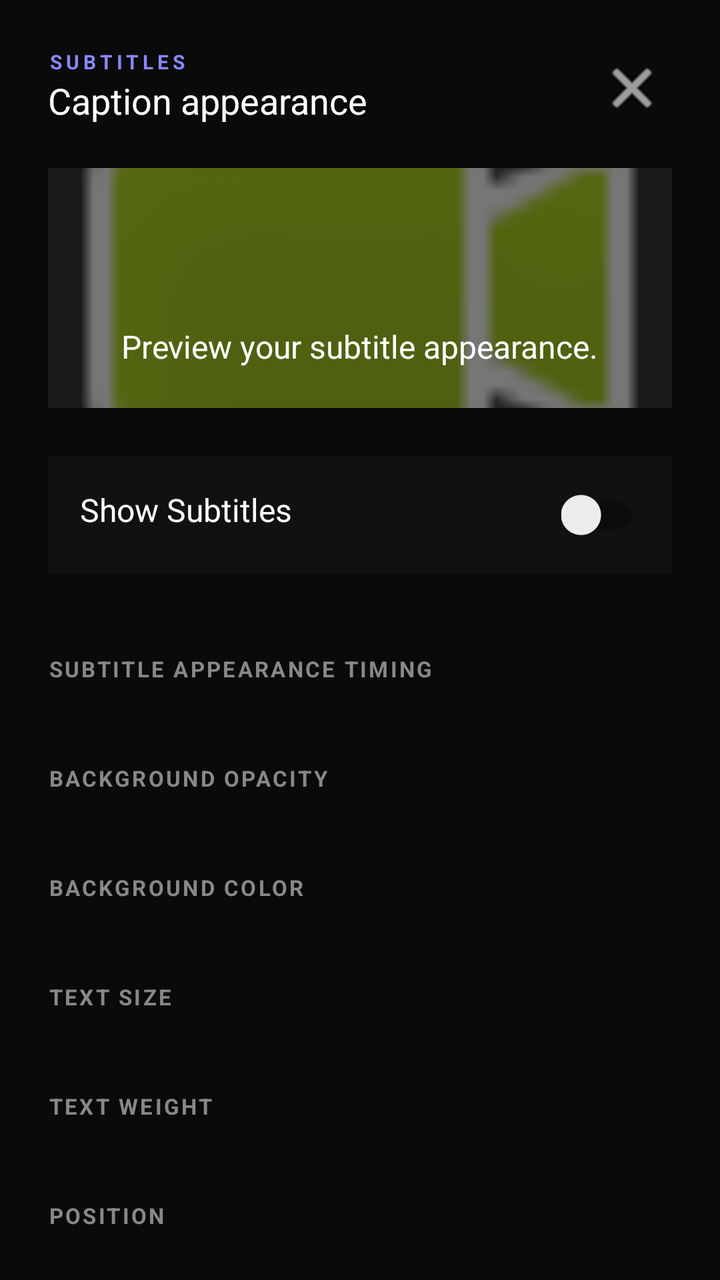
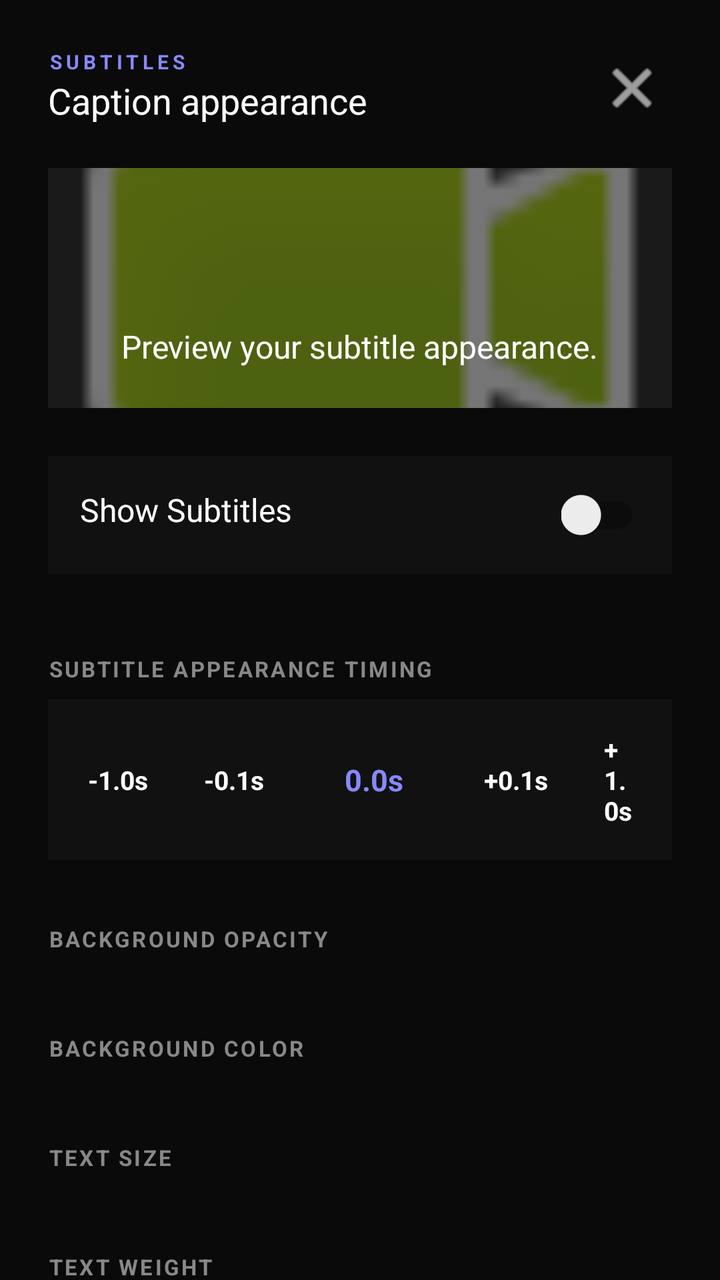

The first picture is an Android layout as it rendered before a commit; the second is the same layout after the commit. The layout source and the unified diff follow.
<!-- AndroidManifest.xml: application theme AppTheme.NoActionBar -->
<!-- res/layout/layout_caption_customization.xml -->
<?xml version="1.0" encoding="utf-8"?>
<androidx.core.widget.NestedScrollView xmlns:android="http://schemas.android.com/apk/res/android"
    xmlns:app="http://schemas.android.com/apk/res-auto"
    android:layout_width="match_parent"
    android:layout_height="match_parent"
    android:background="#0A0A0A">

    <LinearLayout
        android:layout_width="match_parent"
        android:layout_height="wrap_content"
        android:orientation="vertical"
        android:padding="24dp">

        <RelativeLayout
            android:layout_width="match_parent"
            android:layout_height="wrap_content"
            android:layout_marginBottom="20dp">
            <TextView
                android:layout_width="wrap_content"
                android:layout_height="wrap_content"
                android:text="SUBTITLES"
                android:textColor="#8888FF"
                android:textSize="10sp"
                android:textStyle="bold"
                android:letterSpacing="0.2" />
            <TextView
                android:layout_width="wrap_content"
                android:layout_height="wrap_content"
                android:text="Caption appearance"
                android:textColor="@android:color/white"
                android:textSize="18sp"
                android:layout_marginTop="14dp" />
            <ImageButton
                android:id="@+id/btn_close_captions"
                android:layout_width="40dp"
                android:layout_height="40dp"
                android:layout_alignParentEnd="true"
                android:background="?attr/selectableItemBackgroundBorderless"
                android:src="@android:drawable/ic_menu_close_clear_cancel"
                app:tint="@android:color/white" />
        </RelativeLayout>

        
        <FrameLayout
            android:id="@+id/preview_container"
            android:layout_width="match_parent"
            android:layout_height="120dp"
            android:background="#1A1A1A"
            android:layout_marginBottom="24dp">
            <ImageView
                android:layout_width="match_parent"
                android:layout_height="match_parent"
                android:scaleType="centerCrop"
                android:alpha="0.4"
                android:src="@android:drawable/presence_video_online" />

            <TextView
                android:id="@+id/caption_preview"
                android:layout_width="wrap_content"
                android:layout_height="wrap_content"
                android:layout_gravity="bottom|center_horizontal"
                android:layout_marginBottom="16dp"
                android:text="Preview your subtitle appearance."
                android:textColor="@android:color/white"
                android:padding="4dp"
                android:textSize="16sp"
                android:fontFamily="sans-serif"
                android:textStyle="normal"
                android:visibility="visible" />
        </FrameLayout>

        
        <RelativeLayout
            android:layout_width="match_parent"
            android:layout_height="wrap_content"
            android:layout_marginBottom="24dp"
            android:background="#111111"
            android:padding="16dp">
            <TextView
                android:layout_width="wrap_content"
                android:layout_height="wrap_content"
                android:text="Show Subtitles"
                android:textColor="@android:color/white"
                android:textSize="16sp" />
            <androidx.appcompat.widget.SwitchCompat
                android:id="@+id/switch_subtitles"
                android:layout_width="wrap_content"
                android:layout_height="wrap_content"
                android:layout_alignParentEnd="true" />
        </RelativeLayout>

        
        <TextView android:id="@+id/label_caption_track" style="@style/CaptionSettingLabel" android:text="SUBTITLE TRACK" android:visibility="gone" />
        <HorizontalScrollView android:id="@+id/scroll_caption_track" style="@style/CaptionScroll" android:visibility="gone">
            <LinearLayout android:id="@+id/group_caption_track" style="@style/CaptionGroup" />
        </HorizontalScrollView>

        
        <TextView style="@style/CaptionSettingLabel" android:text="SUBTITLE APPEARANCE TIMING" />
        <HorizontalScrollView style="@style/CaptionScroll">
            <LinearLayout android:id="@+id/group_sub_timing" style="@style/CaptionGroup" />
        </HorizontalScrollView>

        
        <TextView style="@style/CaptionSettingLabel" android:text="BACKGROUND OPACITY" />
        <HorizontalScrollView style="@style/CaptionScroll">
            <LinearLayout android:id="@+id/group_bg_opacity" style="@style/CaptionGroup" />
        </HorizontalScrollView>

        
        <TextView style="@style/CaptionSettingLabel" android:text="BACKGROUND COLOR" />
        <HorizontalScrollView style="@style/CaptionScroll">
            <LinearLayout android:id="@+id/group_bg_color" style="@style/CaptionGroup" />
        </HorizontalScrollView>

        
        <TextView style="@style/CaptionSettingLabel" android:text="TEXT SIZE" />
        <HorizontalScrollView style="@style/CaptionScroll">
            <LinearLayout android:id="@+id/group_text_size" style="@style/CaptionGroup" />
        </HorizontalScrollView>

        
        <TextView style="@style/CaptionSettingLabel" android:text="TEXT WEIGHT" />
        <HorizontalScrollView style="@style/CaptionScroll">
            <LinearLayout android:id="@+id/group_text_weight" style="@style/CaptionGroup" />
        </HorizontalScrollView>

        
        <TextView style="@style/CaptionSettingLabel" android:text="POSITION" />
        <HorizontalScrollView style="@style/CaptionScroll">
            <LinearLayout android:id="@+id/group_position" style="@style/CaptionGroup" />
        </HorizontalScrollView>

        
        <TextView style="@style/CaptionSettingLabel" android:text="BOTTOM MARGIN" />
        <HorizontalScrollView style="@style/CaptionScroll">
            <LinearLayout android:id="@+id/group_margin" style="@style/CaptionGroup" />
        </HorizontalScrollView>

        
        <TextView style="@style/CaptionSettingLabel" android:text="TEXT COLOR" />
        <HorizontalScrollView style="@style/CaptionScroll">
            <LinearLayout android:id="@+id/group_text_color" style="@style/CaptionGroup" />
        </HorizontalScrollView>

        
        <TextView style="@style/CaptionSettingLabel" android:text="EDGE STYLE" />
        <HorizontalScrollView style="@style/CaptionScroll">
            <LinearLayout android:id="@+id/group_edge_style" style="@style/CaptionGroup" />
        </HorizontalScrollView>

        <TextView
            android:layout_width="wrap_content"
            android:layout_height="wrap_content"
            android:text="This server renders its own subtitles, so it may ignore some of these."
            android:textColor="#666666"
            android:textSize="12sp"
            android:layout_marginTop="16dp" />

        <RelativeLayout
            android:layout_width="match_parent"
            android:layout_height="wrap_content"
            android:layout_marginTop="32dp"
            android:layout_marginBottom="40dp">
            <TextView
                android:id="@+id/btn_reset_captions"
                android:layout_width="wrap_content"
                android:layout_height="wrap_content"
                android:text="Reset"
                android:textColor="#FF4444"
                android:textStyle="bold"
                android:clickable="true"
                android:focusable="true" />
            <TextView
                android:id="@+id/btn_final_close_captions"
                android:layout_width="wrap_content"
                android:layout_height="wrap_content"
                android:layout_alignParentEnd="true"
                android:text="Close"
                android:textColor="#888888"
                android:textStyle="bold"
                android:clickable="true"
                android:focusable="true" />
        </RelativeLayout>

    </LinearLayout>
</androidx.core.widget.NestedScrollView>
<!-- resources referenced by this layout -->
<resources>
  <style name="CaptionGroup">
          <item name="android:layout_width">wrap_content</item>
          <item name="android:layout_height">wrap_content</item>
          <item name="android:orientation">horizontal</item>
          <item name="android:gravity">center_vertical</item>
      </style>
  <style name="CaptionScroll">
          <item name="android:layout_width">match_parent</item>
          <item name="android:layout_height">wrap_content</item>
          <item name="android:scrollbars">none</item>
          <item name="android:layout_marginBottom">16dp</item>
      </style>
  <style name="CaptionSettingLabel">
          <item name="android:layout_width">wrap_content</item>
          <item name="android:layout_height">wrap_content</item>
          <item name="android:textColor">#888888</item>
          <item name="android:textSize">11sp</item>
          <item name="android:textStyle">bold</item>
          <item name="android:letterSpacing">0.1</item>
          <item name="android:layout_marginTop">16dp</item>
          <item name="android:layout_marginBottom">8dp</item>
          <item name="android:textAllCaps">true</item>
      </style>
  <style name="AppTheme.NoActionBar" parent="Theme.AppCompat.DayNight.NoActionBar">
          <item name="windowActionBar">false</item>
          <item name="windowNoTitle">true</item>
          <item name="android:windowBackground">#020005</item>
      </style>
</resources>

<!-- the commit's change to res/layout/layout_caption_customization.xml (unified diff, before → after) -->
@@ -97,9 +97,86 @@
 
         
         <TextView style="@style/CaptionSettingLabel" android:text="SUBTITLE APPEARANCE TIMING" />
-        <HorizontalScrollView style="@style/CaptionScroll">
-            <LinearLayout android:id="@+id/group_sub_timing" style="@style/CaptionGroup" />
-        </HorizontalScrollView>
+        <LinearLayout
+            android:layout_width="match_parent"
+            android:layout_height="wrap_content"
+            android:orientation="horizontal"
+            android:gravity="center"
+            android:padding="8dp"
+            android:layout_marginBottom="16dp"
+            android:background="#111111"
+            android:paddingVertical="12dp"
+            android:paddingHorizontal="12dp">
+
+            <TextView
+                android:id="@+id/btn_sub_minus_1"
+                android:layout_width="wrap_content"
+                android:layout_height="wrap_content"
+                android:text="-1.0s"
+                android:textColor="#FFFFFF"
+                android:textSize="13sp"
+                android:textStyle="bold"
+                android:paddingHorizontal="12dp"
+                android:paddingVertical="8dp"
+                android:clickable="true"
+                android:focusable="true"
+                android:layout_marginEnd="4dp" />
+
+            <TextView
+                android:id="@+id/btn_sub_minus_01"
+                android:layout_width="wrap_content"
+                android:layout_height="wrap_content"
+                android:text="-0.1s"
+                android:textColor="#FFFFFF"
+                android:textSize="13sp"
+                android:textStyle="bold"
+                android:paddingHorizontal="12dp"
+                android:paddingVertical="8dp"
+                android:clickable="true"
+                android:focusable="true"
+                android:layout_marginEnd="8dp" />
+
+            <TextView
+                android:id="@+id/text_sub_timing_center"
+                android:layout_width="wrap_content"
+                android:layout_height="wrap_content"
+                android:text="0.0s"
+                android:textColor="#8888FF"
+                android:textSize="15sp"
+                android:textStyle="bold"
+                android:paddingHorizontal="14dp"
+                android:paddingVertical="8dp"
+                android:gravity="center"
+                android:minWidth="70dp" />
+
+            <TextView
+                android:id="@+id/btn_sub_plus_01"
+                android:layout_width="wrap_content"
+                android:layout_height="wrap_content"
+                android:text="+0.1s"
+                android:textColor="#FFFFFF"
+                android:textSize="13sp"
+                android:textStyle="bold"
+                android:paddingHorizontal="12dp"
+                android:paddingVertical="8dp"
+                android:clickable="true"
+                android:focusable="true"
+                android:layout_marginStart="8dp"
+                android:layout_marginEnd="4dp" />
+
+            <TextView
+                android:id="@+id/btn_sub_plus_1"
+                android:layout_width="wrap_content"
+                android:layout_height="wrap_content"
+                android:text="+1.0s"
+                android:textColor="#FFFFFF"
+                android:textSize="13sp"
+                android:textStyle="bold"
+                android:paddingHorizontal="12dp"
+                android:paddingVertical="8dp"
+                android:clickable="true"
+                android:focusable="true" />
+        </LinearLayout>
 
         
         <TextView style="@style/CaptionSettingLabel" android:text="BACKGROUND OPACITY" />
